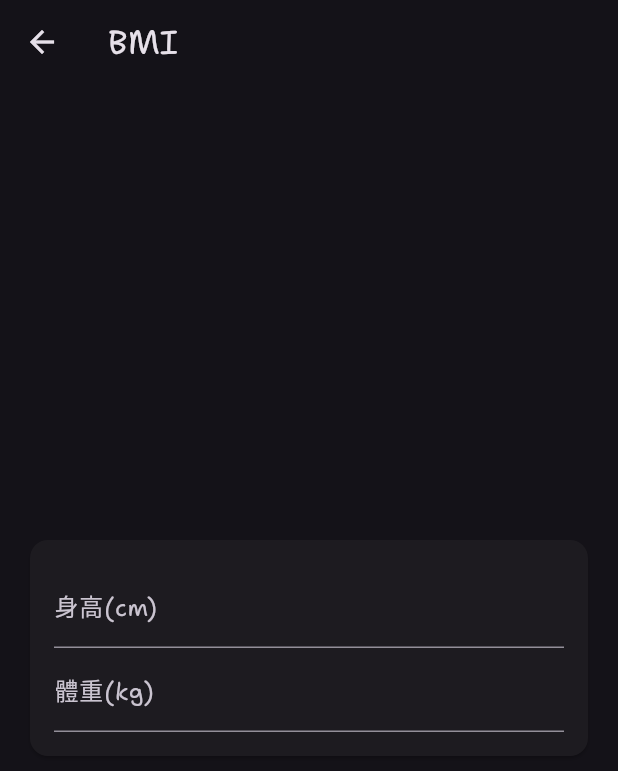
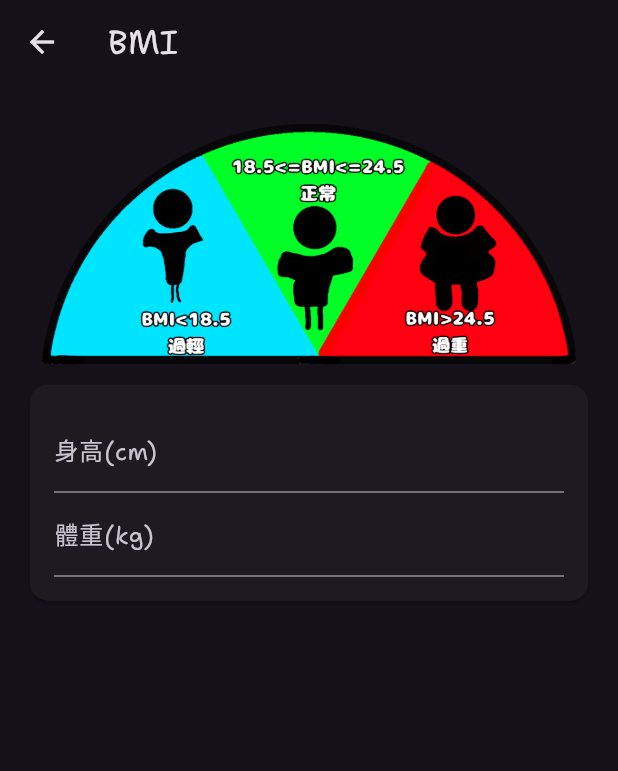
Before and after one commit to XunZhang-anson/website, a Flutter app: the screen it shows after launch, after a tap on "BMI", on a phone screen of 412 x 824 dp. Shown: the top 771 px of the screen. Run offline on Flutter 3.47's test engine with Material 2 defaults, Android fonts, the phone set to English and light mode, and no system bars; project files that could hold a hidden picture were left out.

Commit message:
BMI finish

```diff
--- a/lib/main.dart
+++ b/lib/main.dart
@@ -21,7 +21,7 @@ class MyApp extends StatelessWidget {
       theme: ThemeData(
         useMaterial3: true,
         fontFamily: 'ShantellSans',
-        fontFamilyFallback: const ['ChenYuluoyan'],
+        fontFamilyFallback: const ['KleeOne'],
         brightness: Brightness.dark,
       ),
       home: const MyHomePage(title: 'Website of XunZhang'),
--- a/lib/pages/bmi.dart
+++ b/lib/pages/bmi.dart
@@ -19,7 +19,8 @@ class _BMIPageState extends State<BMIPage> {
       appBar: AppBar(
         title: const Text('BMI'),
       ),
-      body: Center(
+      body: SingleChildScrollView(
+        child: Center(
           child: Container(
         constraints: BoxConstraints(
           maxWidth: 640.0,
@@ -28,6 +29,7 @@ class _BMIPageState extends State<BMIPage> {
         child: Column(
           mainAxisAlignment: MainAxisAlignment.center,
           children: <Widget>[
+            Image.asset('assets/images/BMIimage.png'),
             Card(
                 child: Container(
                     padding: const EdgeInsets.all(16.0),
@@ -63,14 +65,15 @@ class _BMIPageState extends State<BMIPage> {
                 runSpacing: 8.0,
                 alignment: WrapAlignment.center,
                 children: [
-                  Chip(label: Text('BMI: ${_bmi.toStringAsFixed(2)}')),
-                  Chip(label: Text('$_result')),
+                  Chip(label: Text('BMI: ${_bmi.toStringAsFixed(2)}',style: TextStyle(fontSize: 24.0))),
+                  Chip(label: Text('$_result',style: TextStyle(fontSize: 24.0))),
                 ],
               ),
             )
           ],
         ),
       )),
+      )
     );
   }
 
@@ -90,13 +93,14 @@ class _BMIPageState extends State<BMIPage> {
         _result = '過輕';
       } else if (_bmi >= 18.5 && _bmi < 24.9) {
         _result = '正常';
-      } else if (_bmi >= 24.9 && _bmi < 29.9) {
+      } else if (_bmi >= 24.9 && _bmi < 100) {
         _result = '過重';
-      } else if (_bmi >= 29.9 && _bmi < 34.9) {
+      } /*else if (_bmi >= 29.9 && _bmi < 34.9) {
         _result = '肥胖';
       } else if (_bmi >= 34.9 && _bmi < 100) {
         _result = '非常肥胖';
-      } else if (_bmi >= 100) {
+      } */
+      else if (_bmi >= 100) {
         _result = '胖到走路可能要用滾的';
       }
     });
--- a/pubspec.yaml
+++ b/pubspec.yaml
@@ -28,6 +28,6 @@ flutter:
   - family: ShantellSans
     fonts:
       - asset: assets/fonts/ShantellSans-Regular.ttf
-  - family: ChenYuluoyan
+  - family: KleeOne
     fonts:
-      - asset: assets/fonts/ChenYuluoyan-Thin.ttf
+      - asset: assets/fonts/KleeOne-Regular.ttf
```
Also changed, not shown: assets/images/BMIimage.png (added), 1 other file.
